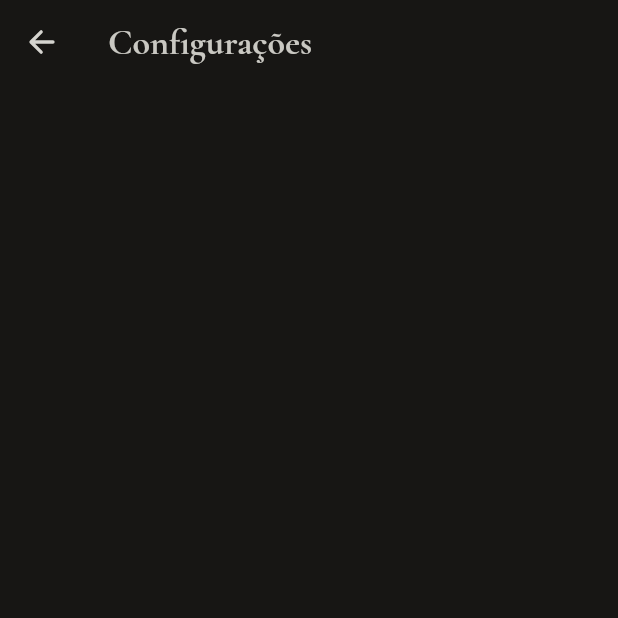
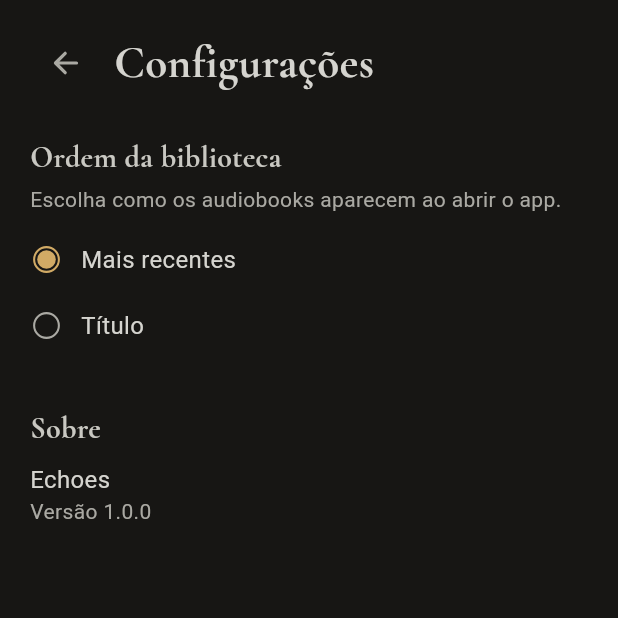
Before and after one commit to thekidisalright/echoes, a Flutter app: the SettingsScreen screen opened by its route, on a phone screen of 412 x 824 dp, the top half of it. Run offline on Flutter 3.47's test engine with Material 3 defaults, Android fonts, the phone set to English and light mode, and no system bars; our stand-ins replace audio_service, drift, drift_flutter, flutter_riverpod, go_router, image_picker and 5 more; missing offline and left inert: audio_session, docman, metadata_audio; accounts and stored records are empty; generated files the repository leaves out were written again; statements that could not run were skipped.

Commit message:
feat(settings): tela de configurações com ordem da biblioteca e versão

```diff
--- /dev/null
+++ b/lib/core/app_info/app_info.dart
@@ -0,0 +1,5 @@
+/// Dados do pacote instalado.
+abstract interface class AppInfo {
+  /// Versão exibida ("1.0.0").
+  Future<String> version();
+}
--- /dev/null
+++ b/lib/core/app_info/package_app_info.dart
@@ -0,0 +1,9 @@
+import 'package:package_info_plus/package_info_plus.dart';
+
+import 'app_info.dart';
+
+/// [AppInfo] lido do pacote instalado (`versionName` do Android).
+class PackageAppInfo implements AppInfo {
+  @override
+  Future<String> version() async => (await PackageInfo.fromPlatform()).version;
+}
--- a/lib/core/providers.dart
+++ b/lib/core/providers.dart
@@ -1,5 +1,7 @@
 import 'package:flutter_riverpod/flutter_riverpod.dart';
 
+import 'app_info/app_info.dart';
+import 'app_info/package_app_info.dart';
 import 'database/app_database.dart';
 import 'files/cover_store.dart';
 import 'images/image_gateway.dart';
@@ -32,3 +34,5 @@ final coverStoreProvider = Provider<CoverStore>(
 final imageGatewayProvider = Provider<ImageGateway>(
   (ref) => ImagePickerGateway(),
 );
+
+final appInfoProvider = Provider<AppInfo>((ref) => PackageAppInfo());
--- a/lib/features/settings/presentation/settings_providers.dart
+++ b/lib/features/settings/presentation/settings_providers.dart
@@ -12,3 +12,8 @@ final settingsRepositoryProvider = Provider<SettingsRepository>(
 final librarySortProvider = StreamProvider<SortOrder>(
   (ref) => ref.watch(settingsRepositoryProvider).watchLibrarySort(),
 );
+
+/// Versão do app para a seção "Sobre".
+final appVersionProvider = FutureProvider<String>(
+  (ref) => ref.watch(appInfoProvider).version(),
+);
--- a/lib/features/settings/presentation/settings_screen.dart
+++ b/lib/features/settings/presentation/settings_screen.dart
@@ -1,28 +1,111 @@
-import 'package:go_router/go_router.dart';
+import 'package:flutter_riverpod/flutter_riverpod.dart';
 import 'package:ionicons/ionicons.dart';
 import 'package:material_ui/material_ui.dart';
 
 import '../../../app/strings.dart';
+import '../../../app/theme/colors.dart';
+import '../../../app/theme/spacing.dart';
 import '../../../app/theme/typography.dart';
+import '../../../app/widgets/screen_header.dart';
+import '../../library/domain/sort_order.dart';
+import 'settings_providers.dart';
 
-/// Configurações. Placeholder da Fase 1.
-class SettingsScreen extends StatelessWidget {
+/// Configurações: ordem da biblioteca e versão do app.
+class SettingsScreen extends ConsumerWidget {
   const SettingsScreen({super.key});
 
   @override
-  Widget build(BuildContext context) {
+  Widget build(BuildContext context, WidgetRef ref) {
+    final sort = ref.watch(librarySortProvider).value ?? SortOrder.recent;
+    final version = ref.watch(appVersionProvider).value;
+    final padding = AppSpacing.screenPaddingFor(
+      MediaQuery.sizeOf(context).width,
+    );
+
     return Scaffold(
-      appBar: AppBar(
-        leading: IconButton(
-          tooltip: AppStrings.back,
-          icon: const Icon(Ionicons.arrowBack),
-          onPressed: () => context.pop(),
-        ),
-        title: const Text(
-          AppStrings.settings,
-          style: AppTypography.sectionTitle,
+      body: SafeArea(
+        child: ListView(
+          padding: EdgeInsets.fromLTRB(
+            padding,
+            AppSpacing.screenTop,
+            padding,
+            AppSpacing.listBottom,
+          ),
+          children: [
+            const ScreenHeader(title: AppStrings.settings),
+            const SizedBox(height: AppSpacing.xl),
+            const Text(
+              AppStrings.librarySortTitle,
+              style: AppTypography.subsectionTitle,
+            ),
+            const SizedBox(height: AppSpacing.xs),
+            const Text(
+              AppStrings.librarySortMessage,
+              style: AppTypography.bodySmall,
+            ),
+            const SizedBox(height: AppSpacing.sm),
+            for (final order in SortOrder.values)
+              _RadioRow(
+                label: switch (order) {
+                  SortOrder.recent => AppStrings.librarySortRecent,
+                  SortOrder.title => AppStrings.librarySortTitleOption,
+                },
+                selected: order == sort,
+                onTap: () =>
+                    ref.read(settingsRepositoryProvider).setLibrarySort(order),
+              ),
+            const SizedBox(height: AppSpacing.xxl),
+            const Text(AppStrings.about, style: AppTypography.subsectionTitle),
+            const SizedBox(height: AppSpacing.sm),
+            const Text(AppStrings.appName, style: AppTypography.body),
+            if (version != null)
+              Text(
+                AppStrings.appVersion(version),
+                style: AppTypography.bodySmall,
+              ),
+          ],
         ),
       ),
     );
   }
 }
+
+class _RadioRow extends StatelessWidget {
+  const _RadioRow({
+    required this.label,
+    required this.selected,
+    required this.onTap,
+  });
+
+  final String label;
+  final bool selected;
+  final VoidCallback onTap;
+
+  @override
+  Widget build(BuildContext context) {
+    return Semantics(
+      inMutuallyExclusiveGroup: true,
+      checked: selected,
+      button: true,
+      label: label,
+      excludeSemantics: true,
+      child: InkWell(
+        onTap: onTap,
+        child: ConstrainedBox(
+          constraints: const BoxConstraints(minHeight: AppSpacing.minTouch),
+          child: Row(
+            children: [
+              Icon(
+                selected ? Ionicons.radioButtonOn : Ionicons.radioButtonOff,
+                size: AppSpacing.listIcon,
+                color: selected ? AppColors.accent : AppColors.textSecondary,
+              ),
+              const SizedBox(width: AppSpacing.md),
+              Text(label, style: AppTypography.body),
+            ],
+          ),
+        ),
+      ),
+    );
+  }
+}
--- a/pubspec.yaml
+++ b/pubspec.yaml
@@ -48,6 +48,7 @@ dependencies:
   ionicons: ^0.2.3
   crypto: ^3.0.8
   rxdart: ^0.28.0
+  package_info_plus: ^10.2.2
 
 dev_dependencies:
   flutter_test:
```
Also changed, not shown: pubspec.lock, 1 other file.
